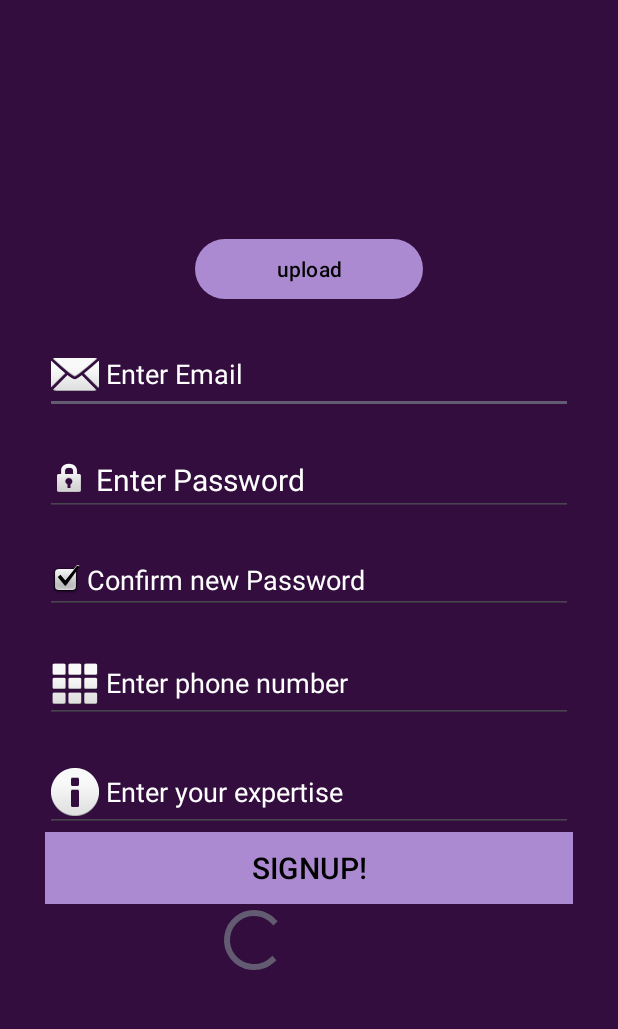
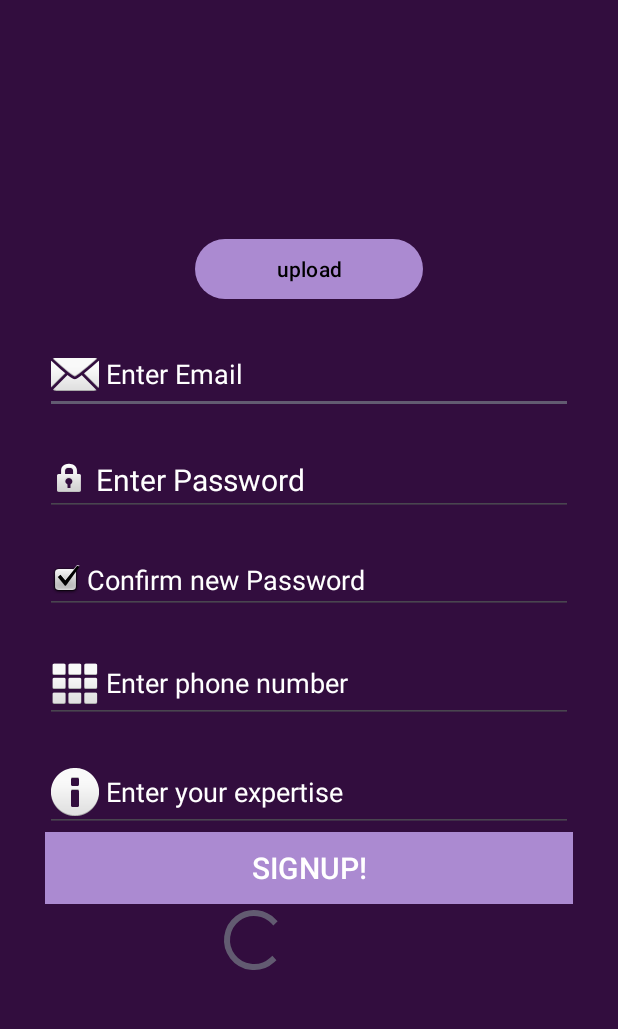
Before and after one commit to anasaqeeel/CodeHub_Android_App, an Android app: the MainActivity2 screen opened directly, with no data from a screen before it, on a phone screen of 412 x 824 dp, the part 159-1188 px from its top. Run offline under Robolectric (Android 15) with nearby library versions, the phone set to English and light mode, and no system bars; our stand-ins replace Firebase (no records; nobody signed in at launch, a user with empty details on screens opened directly); Roboto replaces fonts that are not available here.

Commit message:
updated xmls

```diff
--- a/app/src/main/res/layout/activity_main.xml
+++ b/app/src/main/res/layout/activity_main.xml
@@ -63,7 +63,7 @@
             android:drawableStart="@android:drawable/ic_lock_idle_lock"
             android:ems="10"
             android:hint="Enter Password"
-            android:textColor="@color/black"
+            android:textColor="@color/white"
             android:inputType="textPassword"
             android:textColorHint="@color/white"
             android:textSize="20sp" />
--- a/app/src/main/res/layout/activity_main2.xml
+++ b/app/src/main/res/layout/activity_main2.xml
@@ -74,7 +74,7 @@
             android:drawableLeft="@android:drawable/ic_dialog_email"
             android:ems="10"
             android:hint=" Enter Email"
-            android:textColor="@color/black"
+            android:textColor="@color/white"
             android:inputType="text"
             android:textColorHint="@color/white" />
 
@@ -86,7 +86,7 @@
             android:drawableLeft="@android:drawable/ic_lock_idle_lock"
             android:ems="10"
             android:hint=" Enter Password"
-            android:textColor="@color/black"
+            android:textColor="@color/white"
             android:inputType="textPassword"
             android:textColorHint="@color/white"
             android:textSize="20sp" />
@@ -98,7 +98,7 @@
             android:layout_marginTop="20dp"
             android:drawableLeft="@android:drawable/checkbox_on_background"
             android:ems="10"
-            android:textColor="@color/black"
+            android:textColor="@color/white"
             android:hint=" Confirm new Password"
             android:inputType="textPassword"
             android:textColorHint="@color/white" />
@@ -111,7 +111,7 @@
             android:drawableLeft="@android:drawable/ic_dialog_dialer"
             android:ems="10"
             android:hint=" Enter phone number"
-            android:textColor="@color/black"
+            android:textColor="@color/white"
             android:inputType="phone"
             android:textColorHint="@color/white" />
 
@@ -123,7 +123,7 @@
             android:drawableLeft="@android:drawable/ic_dialog_info"
             android:ems="10"
             android:hint=" Enter your expertise "
-            android:textColor="@color/black"
+            android:textColor="@color/white"
             android:inputType="text"
             android:textColorHint="@color/white" />
 
@@ -134,7 +134,7 @@
             android:background="@color/black"
             android:backgroundTint="@color/black"
             android:text="SIGNUP!"
-            android:textColor="@color/black"
+            android:textColor="@color/white"
             android:textSize="20sp"
             app:backgroundTint="#ab8ad1"
             app:strokeColor="@color/black" />
```
